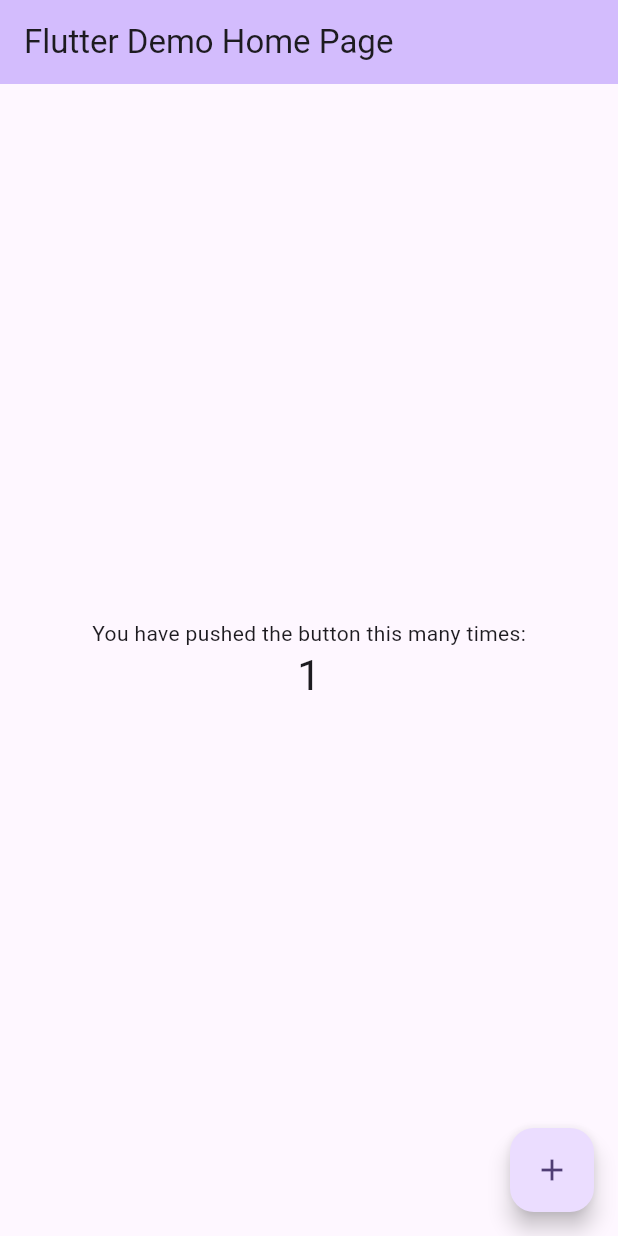
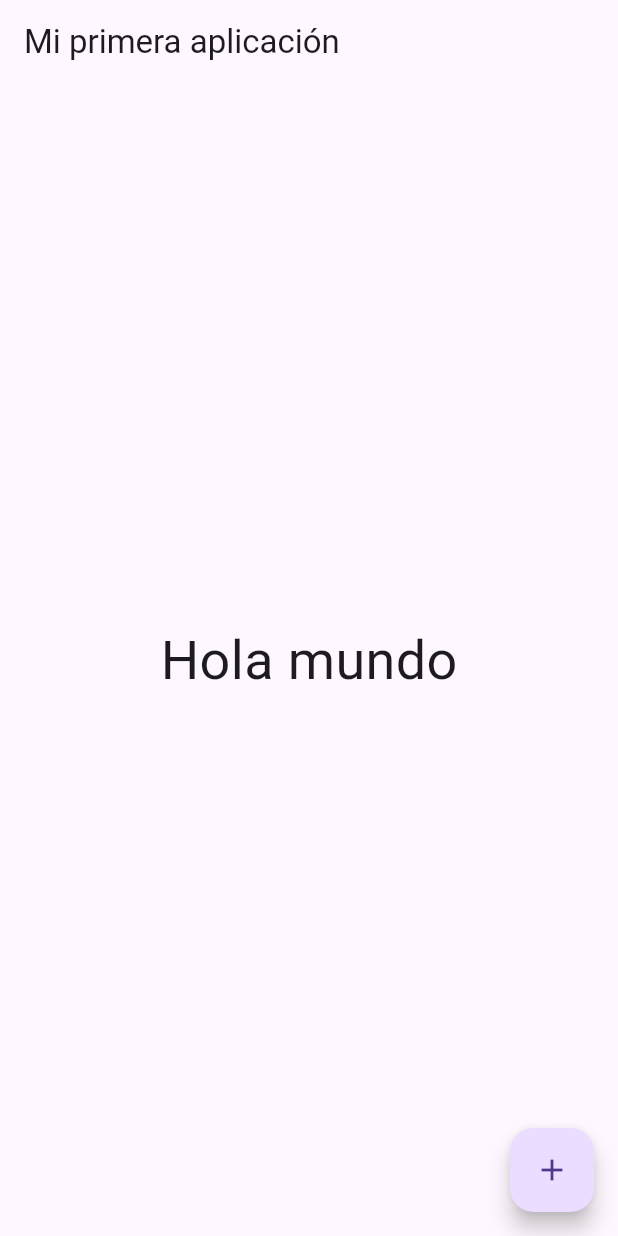
Before and after one commit to albertAv/flutter_app_demo, a Flutter app: the screen it shows after launch, after a tap on the "add" icon, on a phone screen of 412 x 824 dp. Run offline on Flutter 3.47's test engine with Material 3 defaults, Android fonts, the phone set to English and light mode, and no system bars.

Commit message:
primeros pasos

```diff
--- a/lib/main.dart
+++ b/lib/main.dart
@@ -1,125 +1,25 @@
 import 'package:flutter/material.dart';
 
 void main() {
-  runApp(const MyApp());
+  var app = MaterialApp(
+      home: Scaffold(
+    appBar: AppBar(
+      title: Text('Mi primera aplicación'),
+    ),
+    body: Container(
+        child: Center(
+      child: Text(
+        'Hola mundo',
+        style: TextStyle(fontSize: 36),
+      ),
+    )),
+    floatingActionButton: FloatingActionButton(
+      child: Icon(Icons.add),
+      onPressed: () {
+        print('Presionado');
+      },
+    ),
+  ));
+
+  runApp(app);
 }
-
-class MyApp extends StatelessWidget {
-  const MyApp({super.key});
-
-  // This widget is the root of your application.
-  @override
-  Widget build(BuildContext context) {
-    return MaterialApp(
-      title: 'Flutter Demo',
-      theme: ThemeData(
-        // This is the theme of your application.
-        //
-        // TRY THIS: Try running your application with "flutter run". You'll see
-        // the application has a purple toolbar. Then, without quitting the app,
-        // try changing the seedColor in the colorScheme below to Colors.green
-        // and then invoke "hot reload" (save your changes or press the "hot
-        // reload" button in a Flutter-supported IDE, or press "r" if you used
-        // the command line to start the app).
-        //
-        // Notice that the counter didn't reset back to zero; the application
-        // state is not lost during the reload. To reset the state, use hot
-        // restart instead.
-        //
-        // This works for code too, not just values: Most code changes can be
-        // tested with just a hot reload.
-        colorScheme: ColorScheme.fromSeed(seedColor: Colors.deepPurple),
-        useMaterial3: true,
-      ),
-      home: const MyHomePage(title: 'Flutter Demo Home Page'),
-    );
-  }
-}
-
-class MyHomePage extends StatefulWidget {
-  const MyHomePage({super.key, required this.title});
-
-  // This widget is the home page of your application. It is stateful, meaning
-  // that it has a State object (defined below) that contains fields that affect
-  // how it looks.
-
-  // This class is the configuration for the state. It holds the values (in this
-  // case the title) provided by the parent (in this case the App widget) and
-  // used by the build method of the State. Fields in a Widget subclass are
-  // always marked "final".
-
-  final String title;
-
-  @override
-  State<MyHomePage> createState() => _MyHomePageState();
-}
-
-class _MyHomePageState extends State<MyHomePage> {
-  int _counter = 0;
-
-  void _incrementCounter() {
-    setState(() {
-      // This call to setState tells the Flutter framework that something has
-      // changed in this State, which causes it to rerun the build method below
-      // so that the display can reflect the updated values. If we changed
-      // _counter without calling setState(), then the build method would not be
-      // called again, and so nothing would appear to happen.
-      _counter++;
-    });
-  }
-
-  @override
-  Widget build(BuildContext context) {
-    // This method is rerun every time setState is called, for instance as done
-    // by the _incrementCounter method above.
-    //
-    // The Flutter framework has been optimized to make rerunning build methods
-    // fast, so that you can just rebuild anything that needs updating rather
-    // than having to individually change instances of widgets.
-    return Scaffold(
-      appBar: AppBar(
-        // TRY THIS: Try changing the color here to a specific color (to
-        // Colors.amber, perhaps?) and trigger a hot reload to see the AppBar
-        // change color while the other colors stay the same.
-        backgroundColor: Theme.of(context).colorScheme.inversePrimary,
-        // Here we take the value from the MyHomePage object that was created by
-        // the App.build method, and use it to set our appbar title.
-        title: Text(widget.title),
-      ),
-      body: Center(
-        // Center is a layout widget. It takes a single child and positions it
-        // in the middle of the parent.
-        child: Column(
-          // Column is also a layout widget. It takes a list of children and
-          // arranges them vertically. By default, it sizes itself to fit its
-          // children horizontally, and tries to be as tall as its parent.
-          //
-          // Column has various properties to control how it sizes itself and
-          // how it positions its children. Here we use mainAxisAlignment to
-          // center the children vertically; the main axis here is the vertical
-          // axis because Columns are vertical (the cross axis would be
-          // horizontal).
-          //
-          // TRY THIS: Invoke "debug painting" (choose the "Toggle Debug Paint"
-          // action in the IDE, or press "p" in the console), to see the
-          // wireframe for each widget.
-          mainAxisAlignment: MainAxisAlignment.center,
-          children: <Widget>[
-            const Text(
-              'You have pushed the button this many times:',
-            ),
-            Text(
-              '$_counter',
-              style: Theme.of(context).textTheme.headlineMedium,
-            ),
-          ],
-        ),
-      ),
-      floatingActionButton: FloatingActionButton(
-        onPressed: _incrementCounter,
-        tooltip: 'Increment',
-        child: const Icon(Icons.add),
-      ), // This trailing comma makes auto-formatting nicer for build methods.
-    );
-  }
-}
```
